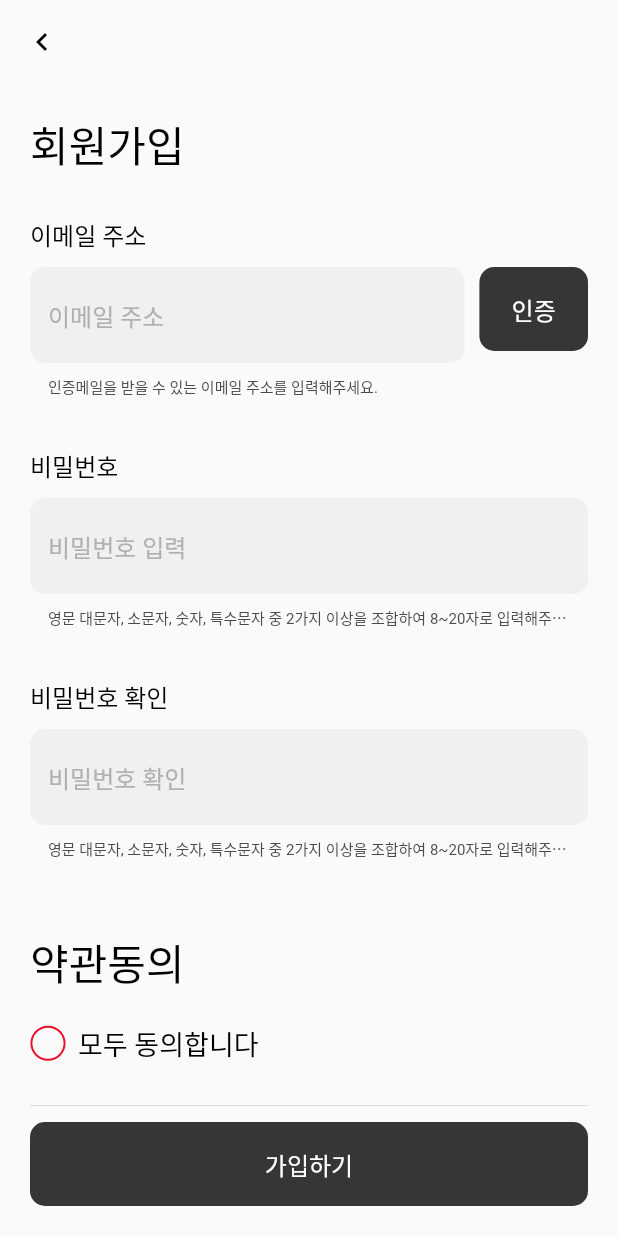
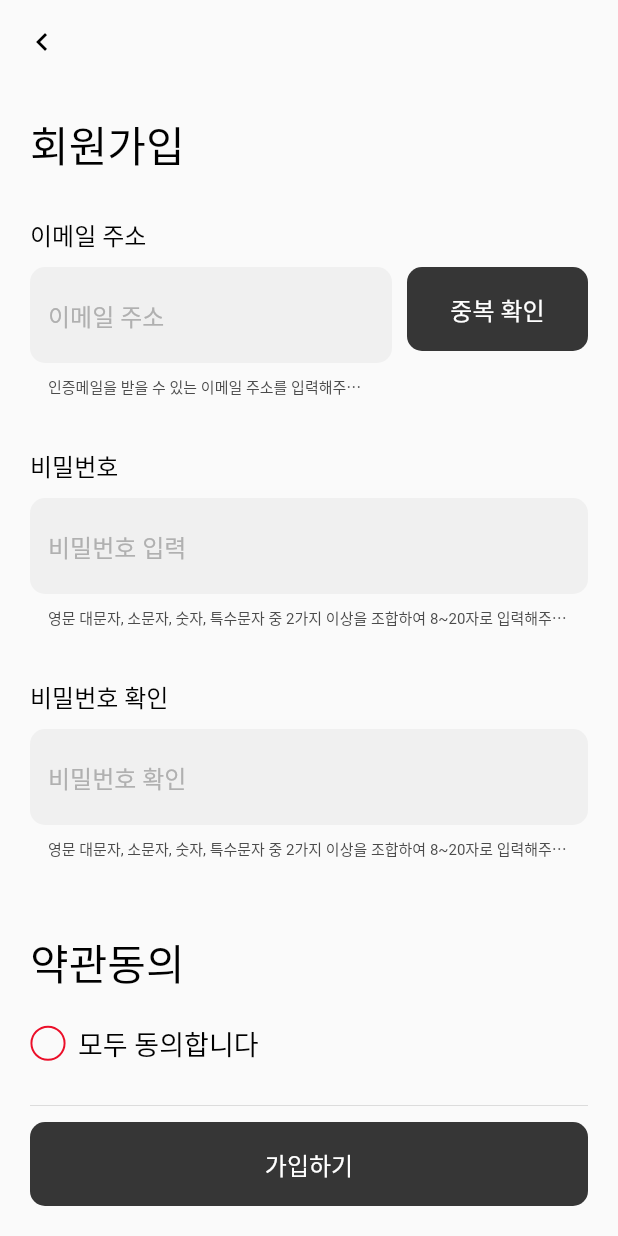
Before and after one commit to SniperFactory-Jangjeon/Jangjeon, a Flutter app: the SignupPage screen opened by its route, swiped to page 2, on a phone screen of 412 x 824 dp. Run offline on Flutter 3.47's test engine with Material 2 defaults, Android fonts, the phone set to English and light mode, and no system bars; our stand-ins replace cloud_firestore, firebase_auth, firebase_core, fl_chart, flutter_svg, font_awesome_flutter and 1 more; missing offline and left inert: kakao_flutter_sdk_user; accounts and stored records are empty; network calls fail; Roboto replaces fonts that are missing (PretendardBold, PretendardMedium, PretendardRegular).

Commit message:
회원가입 프로세스 변경

```diff
--- a/lib/controller/login_controller.dart
+++ b/lib/controller/login_controller.dart
@@ -22,7 +22,7 @@ class LoginController extends GetxController {
   }
 
   //카카오톡 로그인
-  kakaoLoign() async {
+  kakaoLogin() async {
     if (await isKakaoTalkInstalled()) {
       try {
         await UserApi.instance.loginWithKakaoTalk();
--- a/lib/controller/setting_controller.dart
+++ b/lib/controller/setting_controller.dart
@@ -27,7 +27,4 @@ class SettingController extends GetxController {
       isMarketingAgree(true);
     }
   }
-
-  //로그아웃
-  logout() => Get.find<AuthController>().logout();
 }
--- a/lib/controller/signup_controller.dart
+++ b/lib/controller/signup_controller.dart
@@ -215,9 +215,9 @@ class SignupController extends GetxController {
   checkIdDuplicate() async {
     if (await Get.find<AuthController>()
         .checkIdDuplicate(emailController.text)) {
-      emailError('사용 가능한 아이디입니다.');
+      emailError('사용 가능한 이메일입니다.');
     } else {
-      emailError('해당 아이디는 다른 사람이 사용중인 아이디입니다.');
+      emailError('가입된 이메일입니다. 다른 이메일을 입력해 주세요.');
     }
     activateSignupButton();
   }
--- a/lib/service/auth_service.dart
+++ b/lib/service/auth_service.dart
@@ -32,6 +32,7 @@ class AuthService {
 
   //로그아웃
   logout() => _firebaseAuth.signOut();
+
   //로그인
   login(id, pw) => _firebaseAuth
       .signInWithEmailAndPassword(email: id, password: pw)
@@ -40,4 +41,7 @@ class AuthService {
 
   //비밀번호 재설정
   resetPassword(email) => _firebaseAuth.sendPasswordResetEmail(email: email);
+
+  //인증 이메일 전송
+  sendEamilVerification() => _firebaseAuth.currentUser!.sendEmailVerification();
 }
--- a/lib/view/page/login_page.dart
+++ b/lib/view/page/login_page.dart
@@ -76,7 +76,7 @@ class LoginPage extends GetView<LoginController> {
                 mainAxisAlignment: MainAxisAlignment.center,
                 children: [
                   GestureDetector(
-                    onTap: controller.kakaoLoign,
+                    onTap: controller.kakaoLogin,
                     child: SizedBox(
                       width: 50,
                       height: 50,
--- a/lib/view/screen/signup_screen.dart
+++ b/lib/view/screen/signup_screen.dart
@@ -34,7 +34,7 @@ class SignupScreen extends GetView<SignupController> {
                   crossAxisAlignment: CrossAxisAlignment.start,
                   children: [
                     Expanded(
-                      flex: 4,
+                      flex: 2,
                       child: Obx(
                         () => AppTextField(
                           controller: controller.emailController,
@@ -49,7 +49,7 @@ class SignupScreen extends GetView<SignupController> {
                       flex: 1,
                       child: Obx(
                         () => AppElevatedButton(
-                          childText: '인증',
+                          childText: '중복 확인',
                           onPressed: controller.emailError.value == null
                               ? controller.checkIdDuplicate
                               : null,
```
Also changed, not shown: lib/controller/auth_controller.dart (+22 -2 lines).
